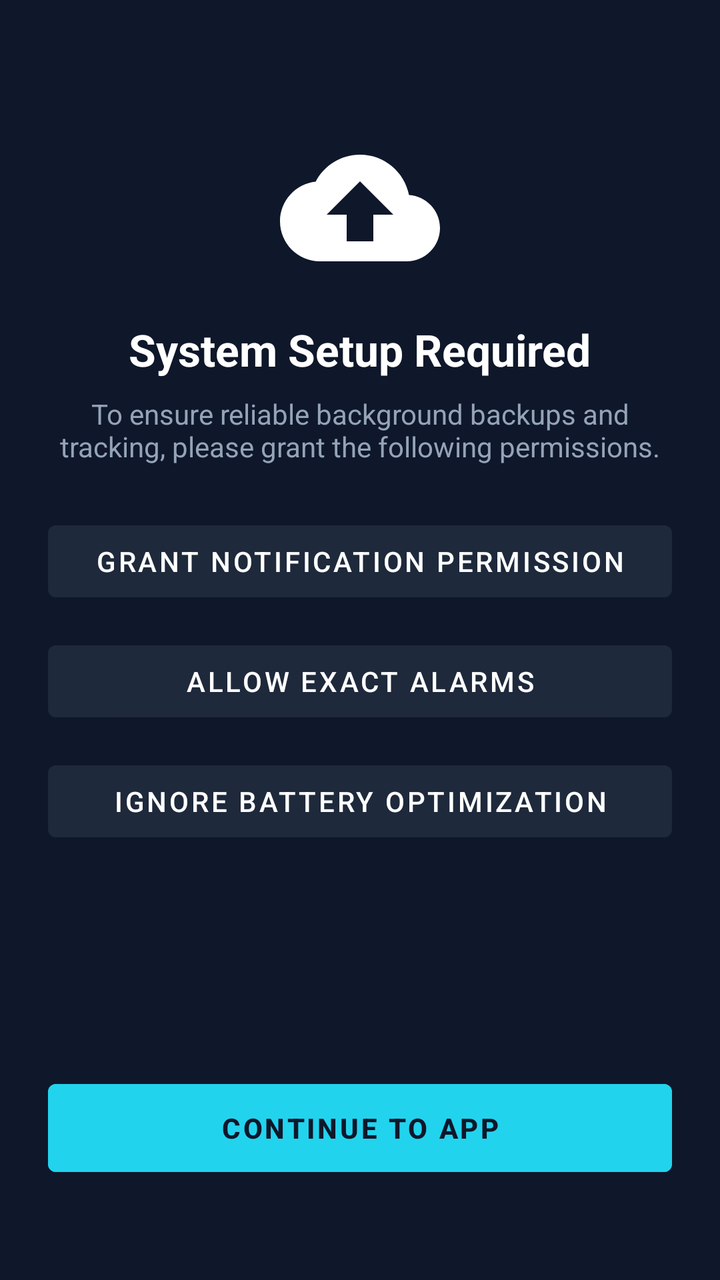
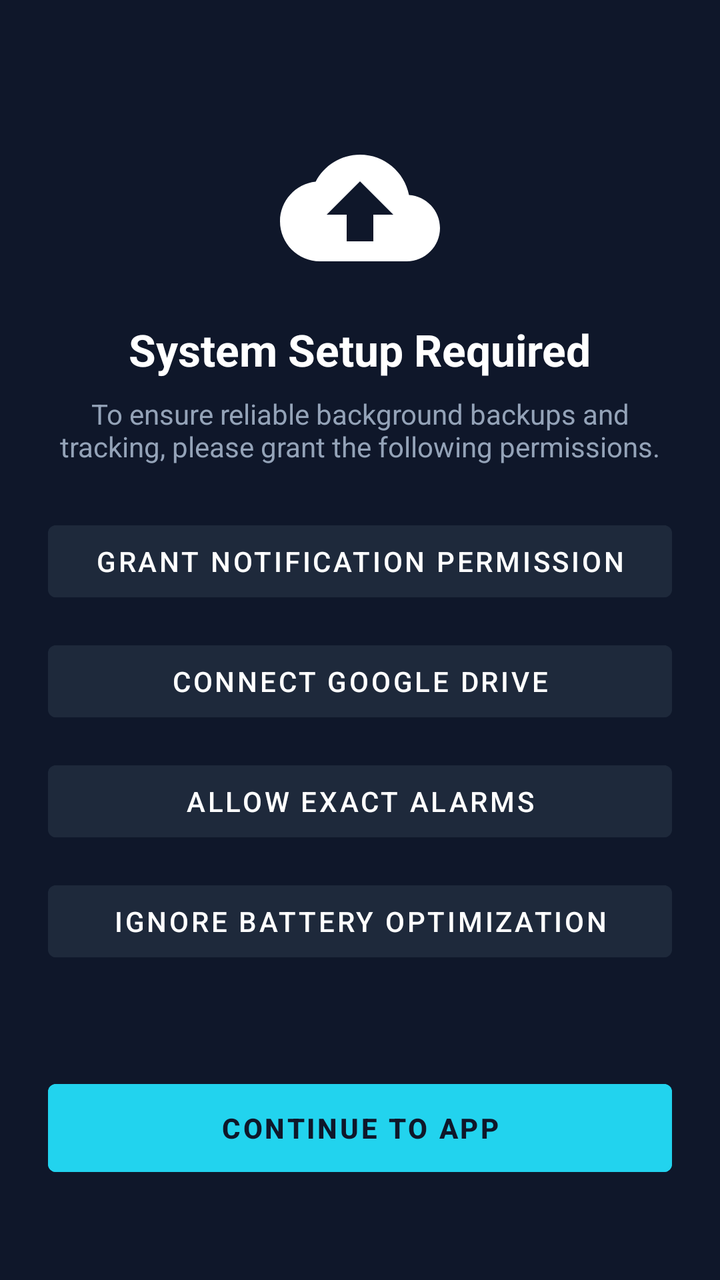

Screens rendered from an Android XML layout before and after an edit, with the pre-edit source and the edit as a unified diff.
<!-- AndroidManifest.xml: application theme Theme.PP -->
<!-- res/layout/activity_permissions.xml -->
<?xml version="1.0" encoding="utf-8"?>
<LinearLayout xmlns:android="http://schemas.android.com/apk/res/android"
    android:layout_width="match_parent"
    android:layout_height="match_parent"
    android:orientation="vertical"
    android:padding="24dp"
    android:background="#0F172A"
    android:fitsSystemWindows="true"
    android:gravity="center_horizontal">

    <ImageView
        android:layout_width="80dp"
        android:layout_height="80dp"
        android:layout_marginTop="40dp"
        android:src="@drawable/ic_cloud_upload"
        android:contentDescription="Permissions" />

    <TextView
        android:layout_width="wrap_content"
        android:layout_height="wrap_content"
        android:text="System Setup Required"
        android:textColor="#FFFFFF"
        android:textSize="22sp"
        android:textStyle="bold"
        android:layout_marginTop="16dp" />

    <TextView
        android:layout_width="wrap_content"
        android:layout_height="wrap_content"
        android:text="To ensure reliable background backups and tracking, please grant the following permissions."
        android:textColor="#94A3B8"
        android:textSize="14sp"
        android:gravity="center"
        android:layout_marginTop="8dp" />

    <ScrollView
        android:layout_width="match_parent"
        android:layout_height="0dp"
        android:layout_weight="1"
        android:layout_marginTop="24dp">

        <LinearLayout
            android:layout_width="match_parent"
            android:layout_height="wrap_content"
            android:orientation="vertical">

            
            <Button
                android:id="@+id/btnNotificationPermission"
                android:layout_width="match_parent"
                android:layout_height="wrap_content"
                android:text="Grant Notification Permission"
                android:backgroundTint="#1E293B"
                android:textColor="#FFFFFF"
                android:layout_marginBottom="12dp" />

            
            <Button
                android:id="@+id/btnAlarmPermission"
                android:layout_width="match_parent"
                android:layout_height="wrap_content"
                android:text="Allow Exact Alarms"
                android:backgroundTint="#1E293B"
                android:textColor="#FFFFFF"
                android:layout_marginBottom="12dp" />

            
            <Button
                android:id="@+id/btnBatteryOptimization"
                android:layout_width="match_parent"
                android:layout_height="wrap_content"
                android:text="Ignore Battery Optimization"
                android:backgroundTint="#1E293B"
                android:textColor="#FFFFFF"
                android:layout_marginBottom="12dp" />

        </LinearLayout>
    </ScrollView>

    <Button
        android:id="@+id/btnContinue"
        android:layout_width="match_parent"
        android:layout_height="56dp"
        android:text="CONTINUE TO APP"
        android:backgroundTint="#22D3EE"
        android:textColor="#0F172A"
        android:textStyle="bold"
        android:layout_marginBottom="24dp" />

</LinearLayout>
<!-- resources referenced by this layout -->
<resources>
  <!-- drawable ic_cloud_upload (drawable) -->
  <vector xmlns:android="http://schemas.android.com/apk/res/android"
      android:width="24dp"
      android:height="24dp"
      android:viewportWidth="24"
      android:viewportHeight="24">
      <path
          android:fillColor="#FFFFFF"
          android:pathData="M19.35,10.04C18.67,6.59 15.64,4 12,4 9.11,4 6.6,5.64 5.35,8.04 2.34,8.36 0,10.91 0,14c0,3.31 2.69,6 6,6h13c2.76,0 5,-2.24 5,-5 0,-2.64 -2.05,-4.78 -4.65,-4.96zM14,13v4h-4v-4H7l5,-5 5,5h-3z"/>
  </vector>
  <style name="Theme.PP" parent="Theme.MaterialComponents.DayNight.NoActionBar">
          
          <item name="colorPrimary">@color/accent_purple</item>
          <item name="colorPrimaryVariant">@color/selected_date_bg</item>
          <item name="colorOnPrimary">@color/white</item>
          
          <item name="colorSecondary">@color/accent_pink</item>
          <item name="colorSecondaryVariant">@color/accent_pink</item>
          <item name="colorOnSecondary">@color/black</item>
          
          <item name="android:statusBarColor">@color/background</item>
          
      </style>
  <color name="accent_purple">#A855F7</color>
  <color name="selected_date_bg">#9333EA</color>
  <color name="white">#FFFFFFFF</color>
  <color name="accent_pink">#EC4899</color>
  <color name="black">#FF000000</color>
  <color name="background">#0D0D12</color>
</resources>

<!-- the commit's change to res/layout/activity_permissions.xml (unified diff, before → after) -->
@@ -54,6 +54,17 @@
                 android:textColor="#FFFFFF"
                 android:layout_marginBottom="12dp" />
 
+
+            
+            <Button
+                android:id="@+id/btnGoogleDrive"
+                android:layout_width="match_parent"
+                android:layout_height="wrap_content"
+                android:text="Connect Google Drive"
+                android:backgroundTint="#1E293B"
+                android:textColor="#FFFFFF"
+                android:layout_marginBottom="12dp" />
+
             
             <Button
                 android:id="@+id/btnAlarmPermission"
@@ -73,7 +84,6 @@
                 android:backgroundTint="#1E293B"
                 android:textColor="#FFFFFF"
                 android:layout_marginBottom="12dp" />
-
         </LinearLayout>
     </ScrollView>
 
